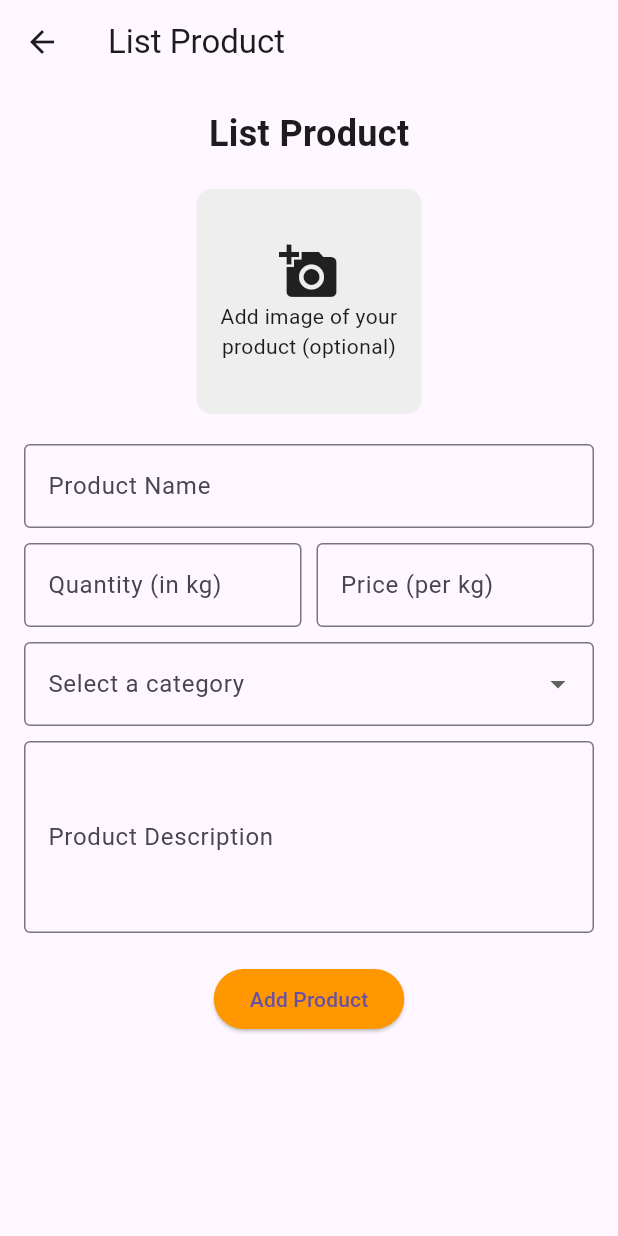
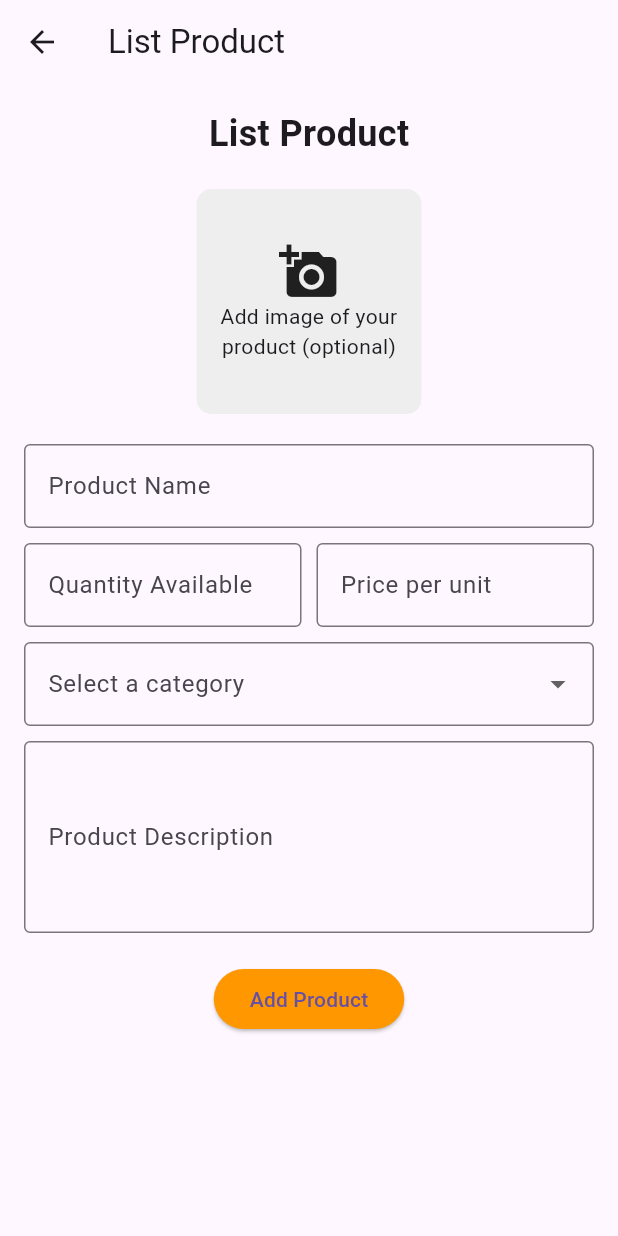
Before and after one commit to fagojs/FarmConnect, a Flutter app: the AddProductPage screen opened directly, on a phone screen of 412 x 824 dp. Run offline on Flutter 3.47's test engine with Material 3 defaults, Android fonts, the phone set to English and light mode, and no system bars; our stand-ins replace email_validator, image_picker.

Commit message:
changes to displaying labels

```diff
--- a/lib/screens/farmer/list_product_page/add_product.dart
+++ b/lib/screens/farmer/list_product_page/add_product.dart
@@ -131,7 +131,7 @@ class _AddProductPageState extends State<AddProductPage> {
                     child: TextField(
                       controller: _quantityController,
                       decoration: const  InputDecoration(
-                        labelText: 'Quantity (in kg)',
+                        labelText: 'Quantity Available',
                         border: OutlineInputBorder(),
                       ),
                     ),
@@ -141,7 +141,7 @@ class _AddProductPageState extends State<AddProductPage> {
                     child: TextField(
                       controller: _priceController,
                       decoration: const InputDecoration(
-                        labelText: 'Price (per kg)',
+                        labelText: 'Price per unit',
                         border: OutlineInputBorder(),
                       ),
                     ),
--- a/lib/screens/farmer/list_product_page/list_product.dart
+++ b/lib/screens/farmer/list_product_page/list_product.dart
@@ -272,9 +272,9 @@ class _ListProductPageState extends State<ListProductPage> {
             style: const TextStyle(fontSize: 18, fontWeight: FontWeight.bold),
           ),
           const SizedBox(height: 10),
-          Text('Quantity (in kg): ${product.quantity}'),
+          Text('Quantity Available (in ${product.category == 'Dairy' ? 'litre' : 'kg'}): ${product.quantity}'),
           const SizedBox(height: 10),
-          Text('Price (per kg): \$${product.pricePerKg}'),
+          Text('Price (per ${product.category == 'Dairy' ? 'litre' : 'kg'}): \$${product.pricePerKg}'),
           const SizedBox(height: 10),
           Text('Category: ${product.category}'),
           const SizedBox(height: 10),
```
